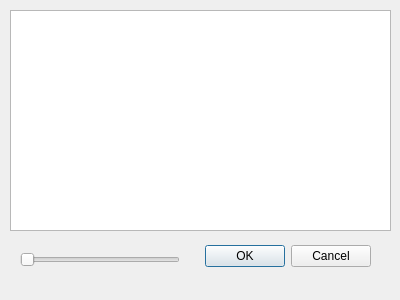
Qt form HydroData/tools/nwis_search_dialog_base.ui (hellkite500/HydroQGIS) before a commit.
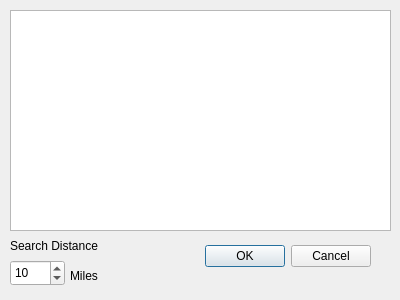
The same form after that commit.

Commit message: Added spinner box for search distance input.

The edit to the form file:
```diff
--- a/HydroData/tools/nwis_search_dialog_base.ui
+++ b/HydroData/tools/nwis_search_dialog_base.ui
@@ -16,9 +16,9 @@
   <widget class="QDialogButtonBox" name="button_box">
    <property name="geometry">
     <rect>
-     <x>30</x>
+     <x>180</x>
      <y>240</y>
-     <width>341</width>
+     <width>191</width>
      <height>32</height>
     </rect>
    </property>
@@ -39,17 +39,43 @@
     </rect>
    </property>
   </widget>
-  <widget class="QSlider" name="searchDistanceSlider">
+  <widget class="QSpinBox" name="searchDistance">
    <property name="geometry">
     <rect>
-     <x>20</x>
-     <y>250</y>
-     <width>160</width>
-     <height>19</height>
+     <x>10</x>
+     <y>260</y>
+     <width>55</width>
+     <height>26</height>
     </rect>
    </property>
-   <property name="orientation">
-    <enum>Qt::Horizontal</enum>
+   <property name="value">
+    <number>10</number>
+   </property>
+  </widget>
+  <widget class="QLabel" name="label">
+   <property name="geometry">
+    <rect>
+     <x>10</x>
+     <y>230</y>
+     <width>111</width>
+     <height>31</height>
+    </rect>
+   </property>
+   <property name="text">
+    <string>Search Distance</string>
+   </property>
+  </widget>
+  <widget class="QLabel" name="label_2">
+   <property name="geometry">
+    <rect>
+     <x>70</x>
+     <y>260</y>
+     <width>62</width>
+     <height>31</height>
+    </rect>
+   </property>
+   <property name="text">
+    <string>Miles</string>
    </property>
   </widget>
  </widget>
```
